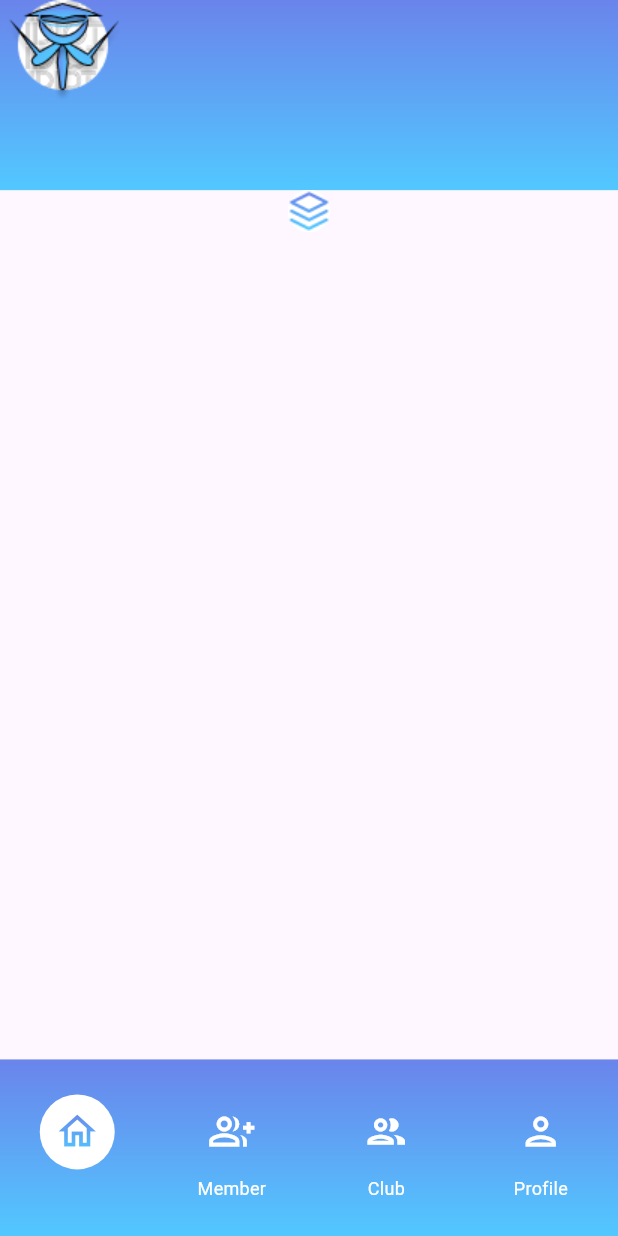
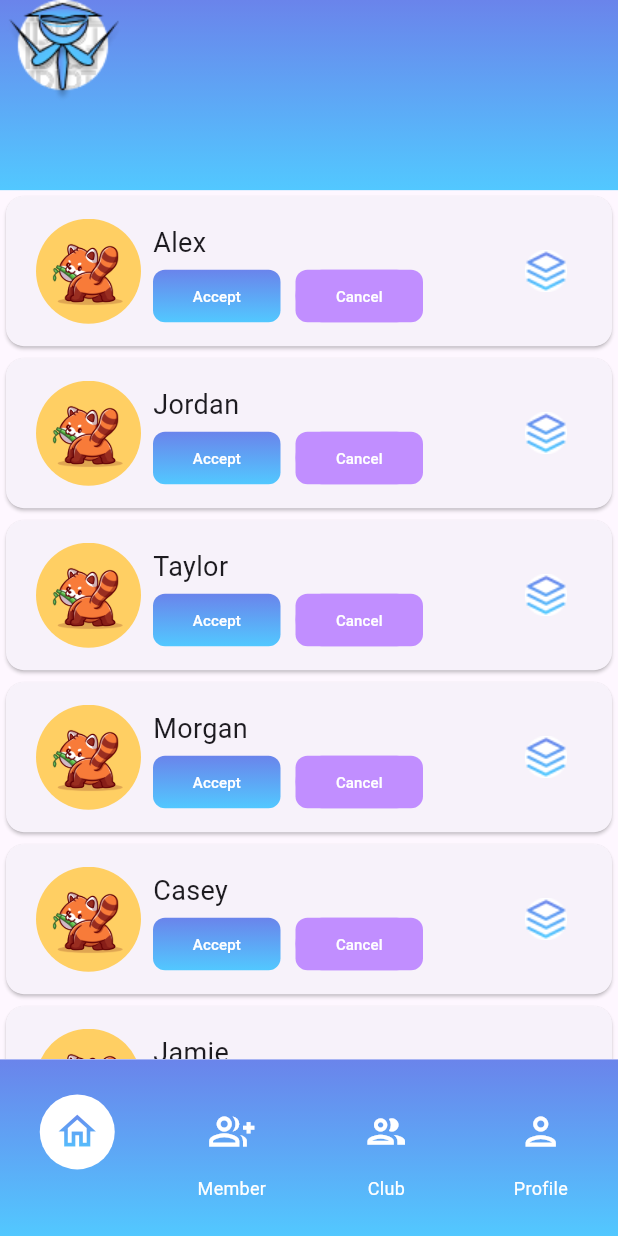
Before and after one commit to TayZarTun6631503089/idiotCommunityClub, a Flutter app: the Communitymember screen opened by its route, on a phone screen of 412 x 824 dp. Run offline on Flutter 3.47's test engine with Material 3 defaults, Android fonts, the phone set to English and light mode, and no system bars; our stand-ins replace google_fonts.

Commit message:
Add_member

```diff
--- a/lib/Community/CommunityHomeCreate.dart
+++ b/lib/Community/CommunityHomeCreate.dart
@@ -102,15 +102,15 @@ class _CommunityhomecreateState extends State<Communityhomecreate> {
                       height: 20,
                     ),
                     Center(
-                      child: Container(
-                          height: 40,
-                          width: 100,
-                          child: InkWell(
-                              onDoubleTap: () {
-                                Navigator.pushNamed(context, "/home");
-                              },
-                              child:
-                                  ButtonComponents.getLogInBorder("Create"))),
+                      child: InkWell(
+                        onDoubleTap: () {
+                          Navigator.pushNamed(context, "/home");
+                        },
+                        child: Container(
+                            height: 40,
+                            width: 100,
+                            child: ButtonComponents.getLogInBorder("Create")),
+                      ),
                     )
                   ],
                 ),
--- a/lib/Community/CommunityMember.dart
+++ b/lib/Community/CommunityMember.dart
@@ -1,5 +1,7 @@
 import 'package:flutter/material.dart';
 import 'package:idiot_community_club/Components/BarComponents.dart';
+import 'package:idiot_community_club/Components/ButtonComponents.dart';
+import 'package:idiot_community_club/utils/ExampleConstants.dart';
 
 class Communitymember extends StatefulWidget {
   const Communitymember({super.key});
@@ -17,9 +19,97 @@ class _CommunitymemberState extends State<Communitymember> {
         body: Column(
           children: [
             Barcomponents.idiotBar(screen),
-            Image.asset("assets/images/IdiotLogo/Layers.png"),
+            Expanded(
+              child: ListView.builder(
+                  itemCount: Exampleconstants.reqMembers.length,
+                  itemBuilder: (context, index) => _getMyMembers(
+                      Exampleconstants.reqMembers[index], context)),
+            )
           ],
         ),
         bottomNavigationBar: Barcomponents.getIdiotNav(screen, context));
   }
 }
+
+Card _getMyMembers(Member member, context) {
+  return Card(
+    child: Container(
+      height: 100,
+      child: Padding(
+        padding: const EdgeInsets.only(left: 20),
+        child: Row(
+          children: [
+            ClipOval(
+              child: Container(
+                height: 70,
+                width: 70,
+                decoration: BoxDecoration(
+                  shape: BoxShape.circle,
+                ),
+                child: Image.asset(
+                  member.image,
+                ),
+              ),
+            ),
+            Padding(
+              padding: const EdgeInsets.all(8.0),
+              child: Column(
+                crossAxisAlignment: CrossAxisAlignment.start,
+                children: [
+                  SizedBox(
+                    height: 10,
+                  ),
+                  Text(
+                    member.name,
+                    style: TextStyle(fontSize: 18),
+                  ),
+                  SizedBox(
+                    height: 5,
+                  ),
+                  Row(
+                    children: [
+                      Container(
+                        height: 35,
+                        width: 85,
+                        child: ButtonComponents.getLogInBox(
+                            text: "Accept",
+                            route: "/",
+                            context: context,
+                            size: 10.0,
+                            myRadius: 8),
+                      ),
+                      SizedBox(
+                        width: 10,
+                      ),
+                      Container(
+                        height: 35,
+                        width: 85,
+                        decoration: BoxDecoration(
+                            color: Color(0xFFC18EFF),
+                            borderRadius: BorderRadius.all(Radius.circular(8))),
+                        child: TextButton(
+                          onPressed: () {},
+                          style: TextButton.styleFrom(
+                            backgroundColor: Color(0xFFC18EFF),
+                          ),
+                          child: Text(
+                            "Cancel",
+                            style: TextStyle(fontSize: 10, color: Colors.white),
+                          ),
+                        ),
+                      ),
+                    ],
+                  ),
+                ],
+              ),
+            ),
+            Padding(
+              padding: const EdgeInsets.only(left: 60.0),
+              child: Image.asset("assets/images/IdiotLogo/Layers.png"),
+            )
+          ],
+        ),
+      ),
+    ),
+  );
+}
--- a/lib/Components/ButtonComponents.dart
+++ b/lib/Components/ButtonComponents.dart
@@ -34,7 +34,11 @@ class ButtonComponents {
   }
 
   static TextButton getLogInBox(
-      {required text, required route, required context}) {
+      {required text,
+      required route,
+      required context,
+      required double size,
+      required double myRadius}) {
     return TextButton(
       onPressed: () {
         Navigator.pushNamed(context, route);
@@ -47,12 +51,14 @@ class ButtonComponents {
         height: 50,
         width: 315,
         decoration: BoxDecoration(
-            gradient: myGradient, borderRadius: BorderRadius.circular(12)),
+            gradient: myGradient,
+            borderRadius: BorderRadius.circular(myRadius)),
         child: Center(
           child: Text(
             text,
             style: TextStyle(
               color: Colors.white,
+              fontSize: size,
             ),
           ),
         ),
--- a/lib/Login/1_LoginFirstPage.dart
+++ b/lib/Login/1_LoginFirstPage.dart
@@ -31,7 +31,9 @@ class _LoginFirstPageState extends State<LoginFirstPage> {
                         ButtonComponents.getLogInBox(
                             text: "Community Create",
                             route: "/logInCreate",
-                            context: context),
+                            context: context,
+                            size: 20.0,
+                            myRadius: 12),
                         SizedBox(
                           height: 10,
                         ),
--- a/lib/Login/2_LoginForCom.dart
+++ b/lib/Login/2_LoginForCom.dart
@@ -31,7 +31,9 @@ class _LoginForComState extends State<LoginForCom> {
                         ButtonComponents.getLogInBox(
                             text: "Log In",
                             route: "/logInCreate",
-                            context: context),
+                            context: context,
+                            size: 20.0,
+                            myRadius: 12),
                         SizedBox(
                           height: 10,
                         ),
--- /dev/null
+++ b/lib/utils/ExampleConstants.dart
@@ -0,0 +1,37 @@
+class Exampleconstants {
+  static List<Member> reqMembers = [
+    Member(
+        name: "Alex",
+        email: "kit.kat@gmail.com",
+        image: "assets/images/Profile/RedPanda.jpeg"),
+    Member(
+        name: "Jordan",
+        email: "kit.kat@gmail.com",
+        image: "assets/images/Profile/RedPanda.jpeg"),
+    Member(
+        name: "Taylor",
+        email: "kit.kat@gmail.com",
+        image: "assets/images/Profile/RedPanda.jpeg"),
+    Member(
+        name: "Morgan",
+        email: "kit.kat@gmail.com",
+        image: "assets/images/Profile/RedPanda.jpeg"),
+    Member(
+        name: "Casey",
+        email: "kit.kat@gmail.com",
+        image: "assets/images/Profile/RedPanda.jpeg"),
+    Member(
+        name: "Jamie",
+        email: "kit.kat@gmail.com",
+        image: "assets/images/Profile/RedPanda.jpeg"),
+    Member(
+        name: "Riley",
+        email: "kit.kat@gmail.com",
+        image: "assets/images/Profile/RedPanda.jpeg"),
+  ];
+}
+
+class Member {
+  String name, email, image;
+  Member({required this.name, required this.email, required this.image});
+}
```
